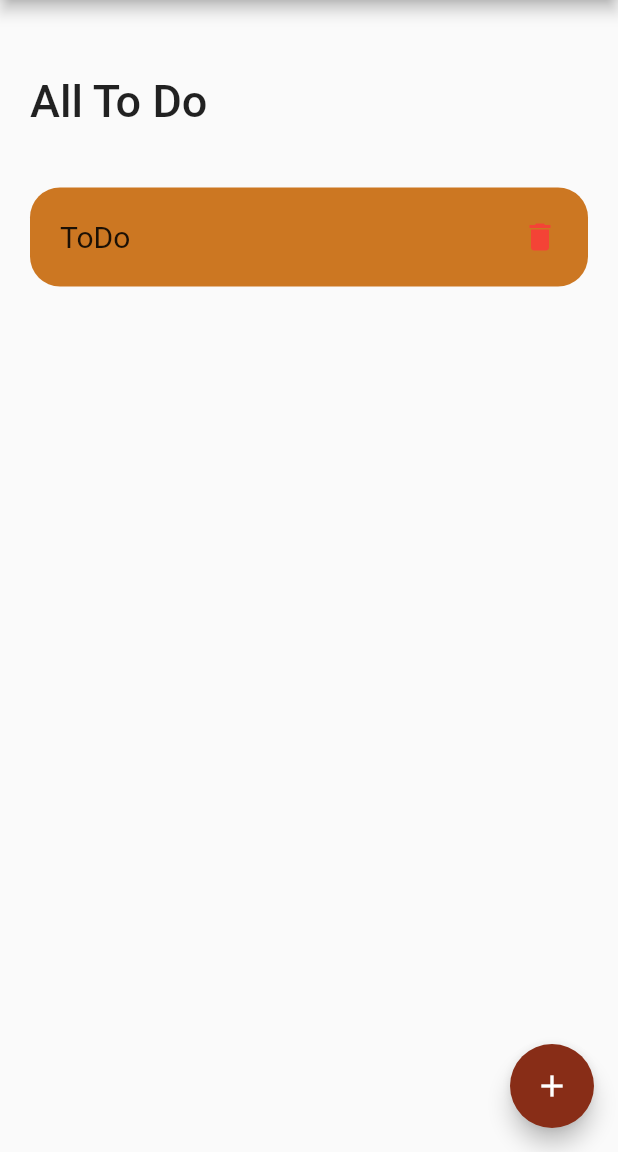
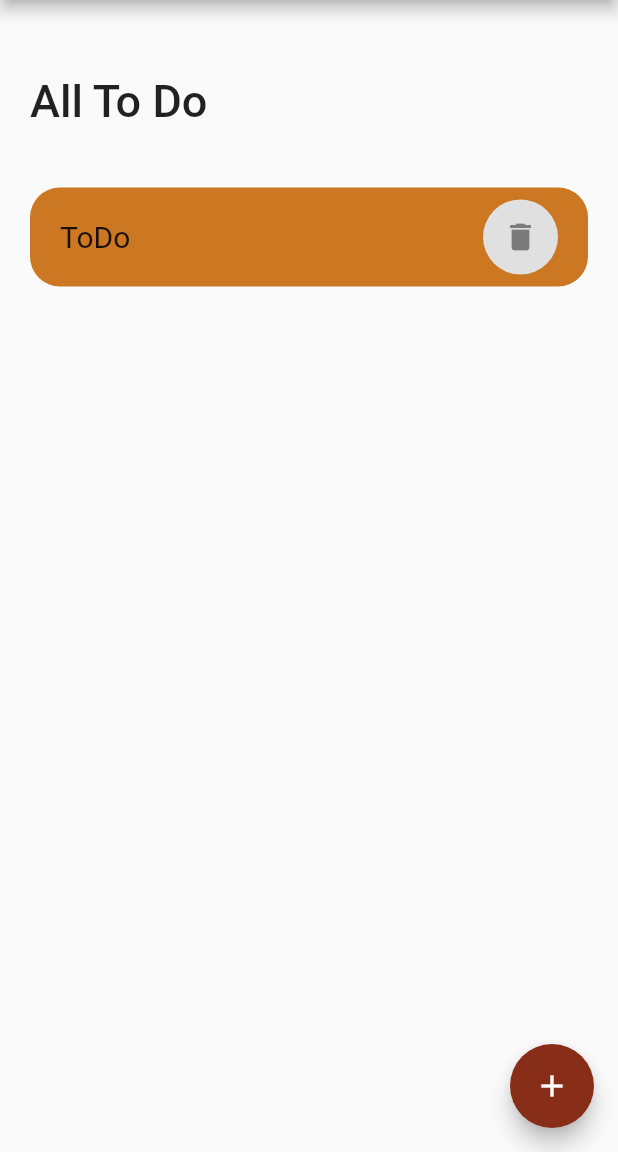
Before and after one commit to PHousden/Flutter-Calculator, a Flutter app: the screen it shows after launch, after a tap on the "add" icon, on a phone screen of 412 x 824 dp, the part 84-1236 px from its top. Run offline on Flutter 3.47's test engine with Material 2 defaults, Android fonts, the phone set to English and light mode, and no system bars.

Commit message:
Change deleted Icons to IconButton

```diff
--- a/lib/todo_item.dart
+++ b/lib/todo_item.dart
@@ -5,6 +5,7 @@ class ToDoItem extends StatelessWidget {
 
   @override
   Widget build(BuildContext context) {
+    // TODO Card.
     return Container(
       margin: EdgeInsets.all(20),
       child: ListTile(
@@ -15,7 +16,15 @@ class ToDoItem extends StatelessWidget {
         ),
         contentPadding: const EdgeInsets.symmetric(horizontal: 20, vertical: 5),
         tileColor: const Color.fromRGBO(204, 119, 34, 100),
-        trailing: const Icon(Icons.delete,color: Colors.red,),
+        trailing: Container(
+          width: 50,
+          height: 50,
+          decoration: BoxDecoration(
+            shape: BoxShape.circle,
+            color: Colors.grey[300],
+          ),
+          child: IconButton(onPressed: () {}, icon: const Icon(Icons.delete))
+        )
       ),
     );
   }
```
